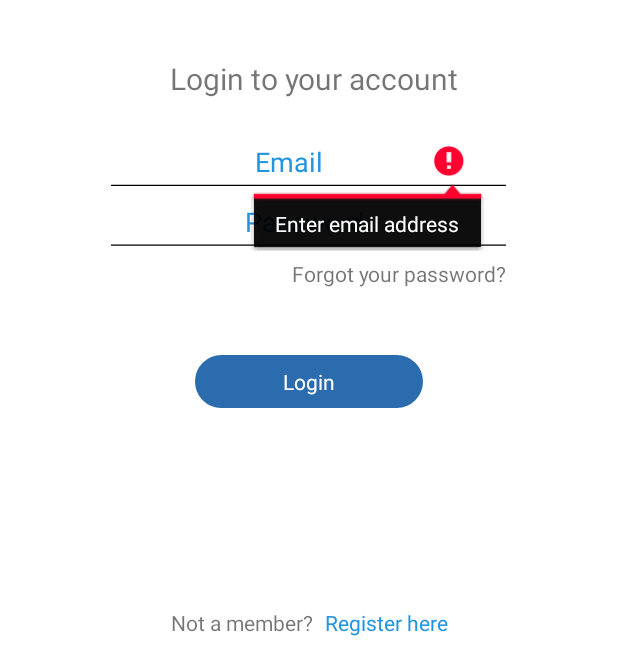
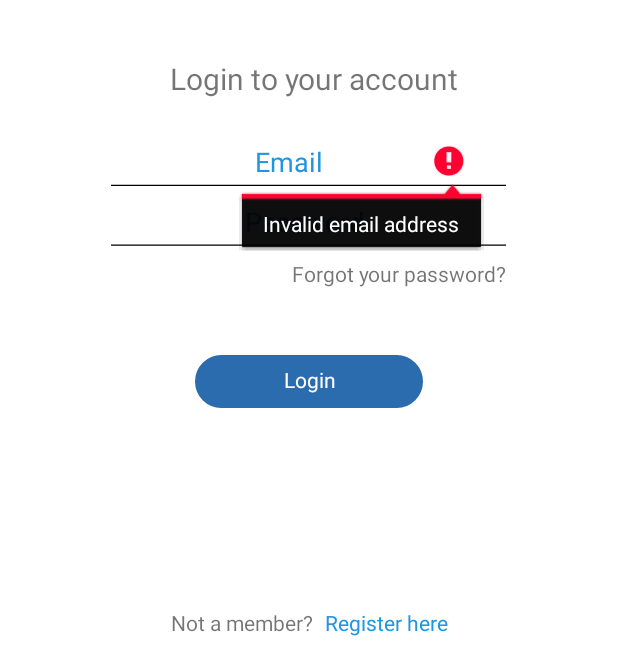
Before and after one commit to majidalykhan/PhotoFilters, an Android app: the screen it shows after launch (Login), after a tap on an icon or button, on a phone screen of 412 x 824 dp, the part 571-1236 px from its top. Run offline under Robolectric (Android 15) with nearby library versions, the phone set to English and light mode, and no system bars; our stand-ins replace Firebase (no records; nobody signed in at launch, a user with empty details on screens opened directly).

Commit message:
Validations with Errors

```diff
--- /dev/null
+++ b/app/src/main/java/com/example/photofilters/EmailValidator.java
@@ -0,0 +1,34 @@
+package com.example.photofilters;
+
+import java.util.regex.Matcher;
+import java.util.regex.Pattern;
+
+public class EmailValidator {
+
+    private Pattern pattern;
+    private Matcher matcher;
+    private static EmailValidator sInstance;
+
+
+    public static EmailValidator getInstance() {
+        if (sInstance == null) {
+            sInstance = new EmailValidator();
+        }
+        return sInstance;
+    }
+    private static final String EMAIL_PATTERN =
+            "^[_A-Za-z0-9-\\+]+(\\.[_A-Za-z0-9-]+)*@"
+                    + "[A-Za-z0-9-]+(\\.[A-Za-z0-9]+)*(\\.[A-Za-z]{2,})$";
+
+    public EmailValidator() {
+        pattern = Pattern.compile(EMAIL_PATTERN);
+    }
+
+    public boolean validate(final String hex) {
+
+        matcher = pattern.matcher(hex);
+        return matcher.matches();
+
+    }
+
+}
--- a/app/src/main/java/com/example/photofilters/Login.java
+++ b/app/src/main/java/com/example/photofilters/Login.java
@@ -88,11 +88,10 @@ public class Login extends AppCompatActivity {
     }
 
     private void validate(){
-        if(email.length()==0)
-        {
-            email.setError("Enter email address");
+        if(!EmailValidator.getInstance().validate(email.getText().toString().trim())){
+            email.setError("Invalid email address");
         }
-        else if(password.length()==0)
+        else if(password.length()==0 )
         {
             password.setError("Enter password");
         }
@@ -100,5 +99,4 @@ public class Login extends AppCompatActivity {
             userLogin();
         }
     }
-
 }
--- a/app/src/main/java/com/example/photofilters/Reg.java
+++ b/app/src/main/java/com/example/photofilters/Reg.java
@@ -135,11 +135,14 @@ public class Reg extends AppCompatActivity {
             username.setError("Enter username");
 
         }
-        else if(email.length()==0){
-            email.setError("Enter email");
+        else if(!EmailValidator.getInstance().validate(email.getText().toString().trim())){
+            email.setError("Invalid email address");
         }
         else if(password.length()==0){
             password.setError("Enter password");
+        }
+        else if(password.length() < 6){
+            password.setError("Password should be greater than 6 characters");
         }
         else{
             saveUserData();
--- /dev/null
+++ b/app/src/main/res/drawable/ic_correct.xml
@@ -0,0 +1,6 @@
+<vector android:autoMirrored="true" android:height="480dp"
+    android:viewportHeight="40" android:viewportWidth="40"
+    android:width="480dp" xmlns:android="http://schemas.android.com/apk/res/android">
+    <path android:fillColor="#dff0fe" android:pathData="M1.707,22.199L4.486,19.42 13.362,28.297 35.514,6.145 38.293,8.924 13.362,33.855z"/>
+    <path android:fillColor="#4788c7" android:pathData="M35.514,6.852l2.072,2.072L13.363,33.148L2.414,22.199l2.072,-2.072l8.169,8.169l0.707,0.707l0.707,-0.707L35.514,6.852M35.514,5.438L13.363,27.59l-8.876,-8.876L1,22.199l12.363,12.363L39,8.924L35.514,5.438L35.514,5.438z"/>
+</vector>
--- /dev/null
+++ b/app/src/main/res/drawable/ic_tick.xml
@@ -0,0 +1,5 @@
+<vector android:autoMirrored="true" android:height="480dp"
+    android:viewportHeight="48" android:viewportWidth="48"
+    android:width="480dp" xmlns:android="http://schemas.android.com/apk/res/android">
+    <path android:fillColor="#43A047" android:pathData="M40.6,12.1L17,35.7 7.4,26.1 4.6,29 17,41.3 43.4,14.9z"/>
+</vector>
--- /dev/null
+++ b/app/src/main/res/drawable/ic_wrong.xml
@@ -0,0 +1,8 @@
+<vector android:autoMirrored="true" android:height="400dp"
+    android:viewportHeight="100" android:viewportWidth="100"
+    android:width="400dp" xmlns:android="http://schemas.android.com/apk/res/android">
+    <path android:fillColor="#f15b6c" android:pathData="M82,25.275L74.726,18.001 50,42.727 25.276,17.996 18.003,25.268 42.727,50 18,74.727 25.274,82.001 50,57.275 74.722,82.003 81.996,74.732 57.273,50.002z"/>
+    <path android:fillColor="#1f212b" android:pathData="M74.722,83.003L74.722,83.003c-0.265,0 -0.52,-0.105 -0.707,-0.293L50,58.689l-24.02,24.019c-0.391,0.391 -1.023,0.391 -1.414,0l-7.274,-7.274c-0.391,-0.391 -0.391,-1.023 0,-1.414L41.313,50L17.296,25.975c-0.391,-0.391 -0.391,-1.024 0,-1.414l7.273,-7.271c0.188,-0.188 0.442,-0.293 0.707,-0.293l0,0c0.265,0 0.52,0.105 0.707,0.293L50,41.312l24.019,-24.019c0.391,-0.391 1.023,-0.391 1.414,0l7.274,7.274c0.391,0.391 0.391,1.023 0,1.414l-24.02,24.02l24.016,24.023c0.391,0.391 0.391,1.024 0,1.414l-7.273,7.271C75.242,82.898 74.987,83.003 74.722,83.003zM50,56.275L50,56.275c0.265,0 0.52,0.105 0.707,0.293l24.015,24.021l5.859,-5.857L56.566,50.709c-0.391,-0.391 -0.391,-1.023 0,-1.414l24.02,-24.02l-5.86,-5.86L50.707,43.434c-0.188,0.188 -0.442,0.293 -0.707,0.293l0,0c-0.265,0 -0.52,-0.105 -0.707,-0.293L25.276,19.411l-5.859,5.857l24.018,24.024c0.391,0.391 0.391,1.023 0,1.414L19.414,74.727l5.86,5.86l24.02,-24.019C49.481,56.38 49.735,56.275 50,56.275z"/>
+    <path android:fillColor="#1f212b" android:pathData="M74.5,75c-0.128,0 -0.256,-0.049 -0.354,-0.146l-1,-1c-0.195,-0.195 -0.195,-0.512 0,-0.707s0.512,-0.195 0.707,0l1,1c0.195,0.195 0.195,0.512 0,0.707C74.756,74.951 74.628,75 74.5,75zM71.5,72c-0.128,0 -0.256,-0.049 -0.354,-0.146l-2,-2c-0.195,-0.195 -0.195,-0.512 0,-0.707s0.512,-0.195 0.707,0l2,2c0.195,0.195 0.195,0.512 0,0.707C71.756,71.951 71.628,72 71.5,72zM67.5,68c-0.128,0 -0.256,-0.049 -0.354,-0.146l-17.5,-17.5c-0.195,-0.195 -0.195,-0.512 0,-0.707l21.5,-21.5c0.195,-0.195 0.512,-0.195 0.707,0s0.195,0.512 0,0.707L50.707,50l17.146,17.146c0.195,0.195 0.195,0.512 0,0.707C67.756,67.951 67.628,68 67.5,68zM73.5,27c-0.128,0 -0.256,-0.049 -0.354,-0.146 -0.195,-0.195 -0.195,-0.512 0,-0.707l1,-1c0.195,-0.195 0.512,-0.195 0.707,0s0.195,0.512 0,0.707l-1,1C73.756,26.951 73.628,27 73.5,27zM26.5,27c-0.128,0 -0.256,-0.049 -0.354,-0.146l-1,-1c-0.195,-0.195 -0.195,-0.512 0,-0.707s0.512,-0.195 0.707,0l1,1c0.195,0.195 0.195,0.512 0,0.707C26.756,26.951 26.628,27 26.5,27zM30.5,31c-0.128,0 -0.256,-0.049 -0.354,-0.146l-2,-2c-0.195,-0.195 -0.195,-0.512 0,-0.707s0.512,-0.195 0.707,0l2,2c0.195,0.195 0.195,0.512 0,0.707C30.756,30.951 30.628,31 30.5,31z"/>
+    <path android:fillColor="#1f212b" android:pathData="M28.5,72c-0.128,0 -0.256,-0.049 -0.354,-0.146 -0.195,-0.195 -0.195,-0.512 0,-0.707L49.293,50 32.146,32.854c-0.195,-0.195 -0.195,-0.512 0,-0.707s0.512,-0.195 0.707,0l17.5,17.5c0.195,0.195 0.195,0.512 0,0.707l-21.5,21.5C28.756,71.951 28.628,72 28.5,72zM25.5,75c-0.128,0 -0.256,-0.049 -0.354,-0.146 -0.195,-0.195 -0.195,-0.512 0,-0.707l1,-1c0.195,-0.195 0.512,-0.195 0.707,0s0.195,0.512 0,0.707l-1,1C25.756,74.951 25.628,75 25.5,75z"/>
+</vector>
--- a/app/src/main/res/layout/activity_login.xml
+++ b/app/src/main/res/layout/activity_login.xml
@@ -104,8 +104,10 @@
         android:textColor="#ffffff"
         app:layout_constraintBottom_toBottomOf="@+id/loginbtn"
         app:layout_constraintEnd_toEndOf="@+id/loginbtn"
+        app:layout_constraintHorizontal_bias="0.504"
         app:layout_constraintStart_toStartOf="@+id/loginbtn"
-        app:layout_constraintTop_toTopOf="@+id/loginbtn" />
+        app:layout_constraintTop_toTopOf="@+id/loginbtn"
+        app:layout_constraintVertical_bias="0.437" />
 
     <TextView
         android:id="@+id/registerhere"
@@ -184,4 +186,56 @@
         app:layout_constraintStart_toEndOf="@+id/loginbtn"
         app:layout_constraintTop_toTopOf="@+id/loginbtn" />
 
+    <ImageView
+        android:id="@+id/cross"
+        android:layout_width="29dp"
+        android:layout_height="27dp"
+        android:layout_marginStart="36dp"
+        android:visibility="gone"
+        app:layout_constraintBottom_toBottomOf="@+id/emaillogin"
+        app:layout_constraintStart_toEndOf="@+id/emaillogin"
+        app:layout_constraintTop_toTopOf="@+id/emaillogin"
+        app:layout_constraintVertical_bias="1.0"
+        app:srcCompat="@drawable/ic_wrong"
+        tools:ignore="VectorDrawableCompat" />
+
+    <ImageView
+        android:id="@+id/tick"
+        android:layout_width="39dp"
+        android:layout_height="28dp"
+        android:layout_marginStart="28dp"
+        android:visibility="gone"
+        app:layout_constraintBottom_toBottomOf="@+id/emaillogin"
+        app:layout_constraintStart_toEndOf="@+id/emaillogin"
+        app:layout_constraintTop_toTopOf="@+id/emaillogin"
+        app:layout_constraintVertical_bias="1.0"
+        app:srcCompat="@drawable/ic_tick"
+        tools:ignore="VectorDrawableCompat" />
+
+    <ImageView
+        android:id="@+id/cross2"
+        android:layout_width="29dp"
+        android:layout_height="27dp"
+        android:visibility="gone"
+        android:layout_marginStart="44dp"
+        app:layout_constraintBottom_toBottomOf="@+id/passwordlogin"
+        app:layout_constraintStart_toEndOf="@+id/passwordlogin"
+        app:layout_constraintTop_toTopOf="@+id/passwordlogin"
+        app:layout_constraintVertical_bias="1.0"
+        app:srcCompat="@drawable/ic_wrong"
+        tools:ignore="VectorDrawableCompat" />
+
+    <ImageView
+        android:id="@+id/tick2"
+        android:layout_width="39dp"
+        android:layout_height="28dp"
+        android:visibility="gone"
+        android:layout_marginStart="36dp"
+        app:layout_constraintBottom_toBottomOf="@+id/passwordlogin"
+        app:layout_constraintStart_toEndOf="@+id/passwordlogin"
+        app:layout_constraintTop_toTopOf="@+id/passwordlogin"
+        app:layout_constraintVertical_bias="1.0"
+        app:srcCompat="@drawable/ic_tick"
+        tools:ignore="VectorDrawableCompat" />
+
 </androidx.constraintlayout.widget.ConstraintLayout>
```
